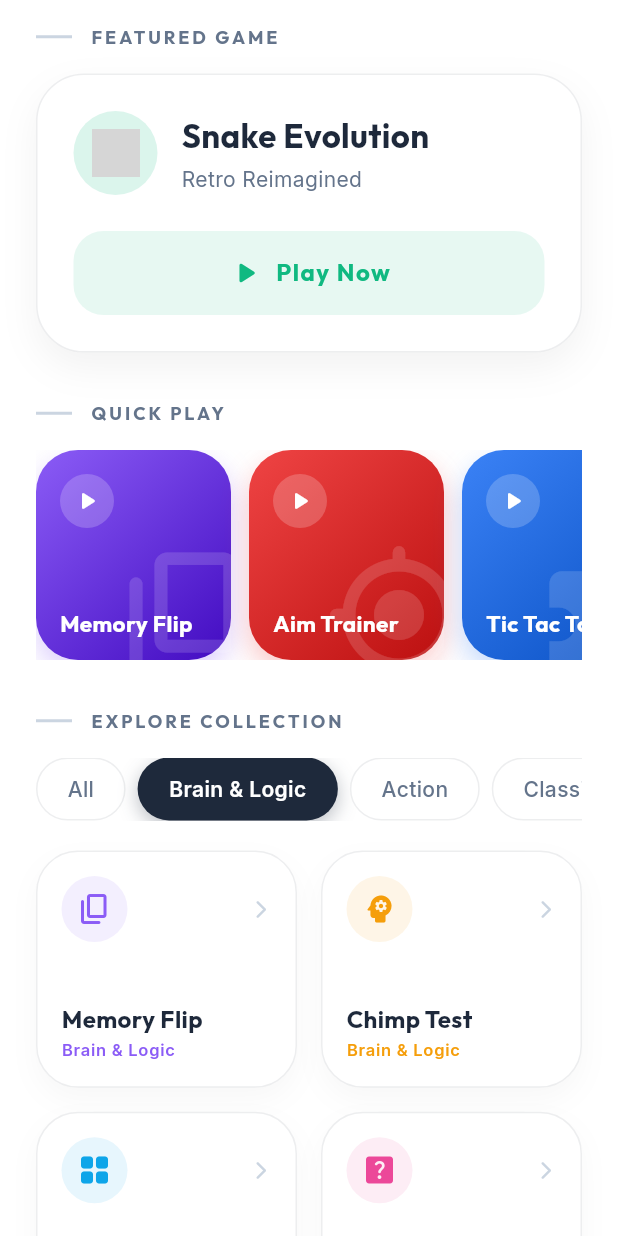
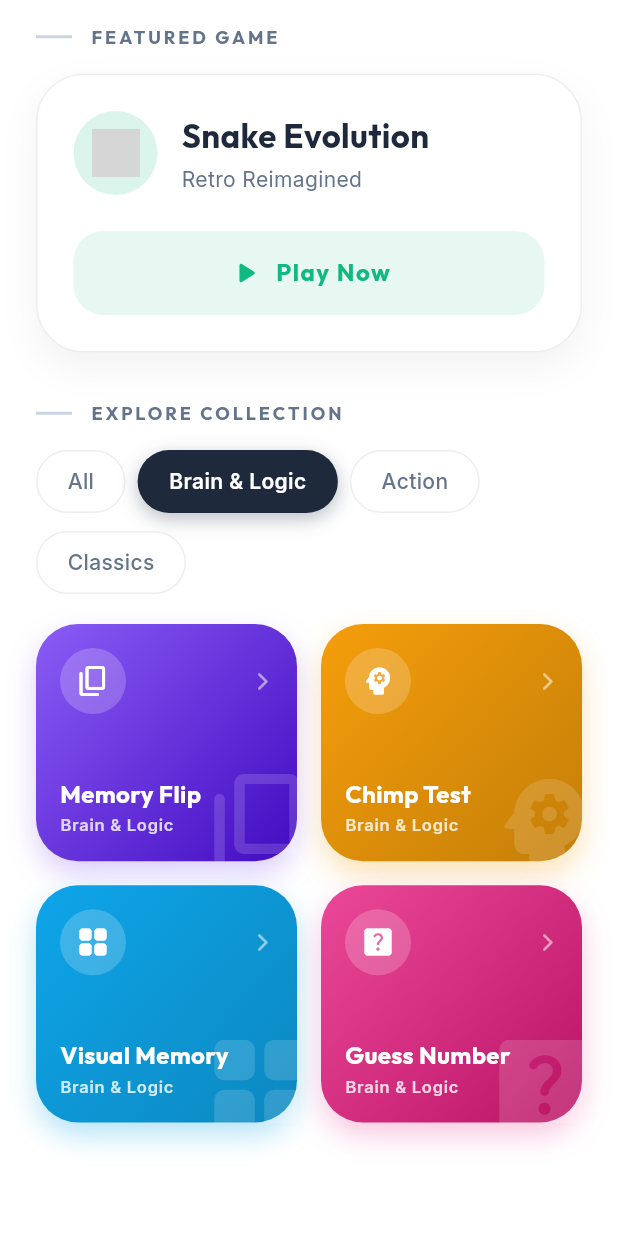
Before and after one commit to Joelrtharakan/AI-Powered-Boredom-Breaker-System-Using-Emotion-Detection-and-Personalized-Activity-Generation, a Flutter app: the GamesScreen screen opened directly, after a tap on "Brain & Logic", on a phone screen of 412 x 824 dp. Run offline on Flutter 3.47's test engine with Material 3 defaults, Android fonts, the phone set to English and light mode, and no system bars; drawn by our look-alikes of flutter_animate; our stand-ins replace dio, fl_chart, flutter_riverpod, flutter_tts, google_fonts, image_picker and 3 more; missing offline and left inert: encrypt; accounts and stored records are empty; network calls fail; grey boxes are pictures that could not be loaded.

Commit message:
style: remove quick play, wrap category chips, and apply quick-play gradients to grid cards in GamesScreen

```diff
--- a/boredom_breaker_mobile/lib/screens/games/games_screen.dart
+++ b/boredom_breaker_mobile/lib/screens/games/games_screen.dart
@@ -144,12 +144,6 @@ class _GamesScreenState extends State<GamesScreen> {
     final featuredGame = allGames.firstWhere(
       (g) => g.title == "Snake Evolution",
     );
-    final quickPlayGames = allGames
-        .where(
-          (g) =>
-              ["Memory Flip", "Aim Trainer", "Tic Tac Toe"].contains(g.title),
-        )
-        .toList();
 
     // Filtered games based on category
     final displayedGames = _selectedCategoryIndex == 0
@@ -175,14 +169,6 @@ class _GamesScreenState extends State<GamesScreen> {
                   .animate()
                   .fadeIn(delay: 200.ms)
                   .scale(begin: const Offset(0.95, 0.95)),
-
-              const SizedBox(height: 32),
-
-              const _SectionTitle(title: "QUICK PLAY"),
-              const SizedBox(height: 16),
-              _buildQuickPlayRow(
-                quickPlayGames,
-              ).animate().fadeIn(delay: 400.ms).slideX(begin: 0.1),
 
               const SizedBox(height: 32),
 
@@ -310,100 +296,13 @@ class _GamesScreenState extends State<GamesScreen> {
     );
   }
 
-  Widget _buildQuickPlayRow(List<GameData> games) {
-    return SizedBox(
-      height: 140,
-      child: ListView.separated(
-        scrollDirection: Axis.horizontal,
-        itemCount: games.length,
-        separatorBuilder: (_, __) => const SizedBox(width: 12),
-        itemBuilder: (context, index) {
-          final game = games[index];
-          return GestureDetector(
-            onTap: () => Navigator.push(
-              context,
-              MaterialPageRoute(builder: (_) => game.screen),
-            ),
-            child: Container(
-              width: 130,
-              decoration: BoxDecoration(
-                borderRadius: BorderRadius.circular(28),
-                gradient: LinearGradient(
-                  begin: Alignment.topLeft,
-                  end: Alignment.bottomRight,
-                  colors: [
-                    game.color,
-                    HSLColor.fromColor(game.color).withLightness(0.4).toColor(),
-                  ],
-                ),
-                boxShadow: [
-                  BoxShadow(
-                    color: game.color.withValues(alpha: 0.3),
-                    blurRadius: 15,
-                    offset: const Offset(0, 8),
-                  ),
-                ],
-              ),
-              child: Stack(
-                children: [
-                  Positioned(
-                    right: -20,
-                    bottom: -20,
-                    child: Icon(
-                      game.icon ?? Icons.extension,
-                      size: 100,
-                      color: Colors.white.withValues(alpha: 0.15),
-                    ),
-                  ),
-                  Padding(
-                    padding: const EdgeInsets.all(16.0),
-                    child: Column(
-                      crossAxisAlignment: CrossAxisAlignment.start,
-                      mainAxisAlignment: MainAxisAlignment.spaceBetween,
-                      children: [
-                        Container(
-                          padding: const EdgeInsets.all(8),
-                          decoration: BoxDecoration(
-                            color: Colors.white.withValues(alpha: 0.2),
-                            shape: BoxShape.circle,
-                          ),
-                          child: const Icon(
-                            Icons.play_arrow_rounded,
-                            color: Colors.white,
-                            size: 20,
-                          ),
-                        ),
-                        Text(
-                          game.title,
-                          style: GoogleFonts.outfit(
-                            color: Colors.white,
-                            fontWeight: FontWeight.bold,
-                            fontSize: 15,
-                            height: 1.1,
-                          ),
-                        ),
-                      ],
-                    ),
-                  ),
-                ],
-              ),
-            ),
-          );
-        },
-      ),
-    );
-  }
-
   Widget _buildCategoryChips() {
-    return SingleChildScrollView(
-      scrollDirection: Axis.horizontal,
-      physics: const BouncingScrollPhysics(),
-      child: Row(
+    return Wrap(
+      spacing: 8.0,
+      runSpacing: 12.0,
       children: List.generate(_categories.length, (index) {
         final isSelected = _selectedCategoryIndex == index;
-          return Padding(
-            padding: const EdgeInsets.only(right: 8),
-            child: GestureDetector(
+        return GestureDetector(
           onTap: () {
             setState(() {
               _selectedCategoryIndex = index;
@@ -411,10 +310,7 @@ class _GamesScreenState extends State<GamesScreen> {
           },
           child: AnimatedContainer(
             duration: const Duration(milliseconds: 300),
-                padding: const EdgeInsets.symmetric(
-                  horizontal: 20,
-                  vertical: 10,
-                ),
+            padding: const EdgeInsets.symmetric(horizontal: 20, vertical: 10),
             decoration: BoxDecoration(
               color: isSelected ? const Color(0xFF1E293B) : Colors.white,
               borderRadius: BorderRadius.circular(100),
@@ -426,9 +322,7 @@ class _GamesScreenState extends State<GamesScreen> {
               boxShadow: isSelected
                   ? [
                       BoxShadow(
-                            color: const Color(
-                              0xFF1E293B,
-                            ).withValues(alpha: 0.3),
+                        color: const Color(0xFF1E293B).withValues(alpha: 0.3),
                         blurRadius: 10,
                         offset: const Offset(0, 4),
                       ),
@@ -444,10 +338,8 @@ class _GamesScreenState extends State<GamesScreen> {
               ),
             ),
           ),
-            ),
         );
       }),
-      ),
     );
   }
 
@@ -486,20 +378,36 @@ class _GamesScreenState extends State<GamesScreen> {
           ),
           child: Container(
             decoration: BoxDecoration(
-              color: Colors.white,
               borderRadius: BorderRadius.circular(28),
-              border: Border.all(
-                color: const Color(0xFF1E293B).withValues(alpha: 0.08),
+              gradient: LinearGradient(
+                begin: Alignment.topLeft,
+                end: Alignment.bottomRight,
+                colors: [
+                  game.color,
+                  HSLColor.fromColor(game.color).withLightness(0.4).toColor(),
+                ],
               ),
               boxShadow: [
                 BoxShadow(
-                  color: Colors.black.withValues(alpha: 0.03),
+                  color: game.color.withValues(alpha: 0.3),
                   blurRadius: 15,
                   offset: const Offset(0, 8),
                 ),
               ],
             ),
-            padding: const EdgeInsets.all(16),
+            child: Stack(
+              children: [
+                Positioned(
+                  right: -15,
+                  bottom: -15,
+                  child: Icon(
+                    game.icon ?? Icons.extension,
+                    size: 80,
+                    color: Colors.white.withValues(alpha: 0.15),
+                  ),
+                ),
+                Padding(
+                  padding: const EdgeInsets.all(16.0),
                   child: Column(
                     crossAxisAlignment: CrossAxisAlignment.start,
                     mainAxisAlignment: MainAxisAlignment.spaceBetween,
@@ -510,7 +418,7 @@ class _GamesScreenState extends State<GamesScreen> {
                           Container(
                             padding: const EdgeInsets.all(10),
                             decoration: BoxDecoration(
-                        color: game.color.withValues(alpha: 0.1),
+                              color: Colors.white.withValues(alpha: 0.2),
                               shape: BoxShape.circle,
                             ),
                             child: game.imageUrl != null
@@ -519,17 +427,23 @@ class _GamesScreenState extends State<GamesScreen> {
                                           game.imageUrl!,
                                           width: 24,
                                           height: 24,
+                                          color: Colors.white,
                                         )
                                       : Image.asset(
                                           game.imageUrl!,
                                           width: 24,
                                           height: 24,
+                                          color: Colors.white,
                                         ))
-                          : Icon(game.icon, color: game.color, size: 24),
+                                : Icon(
+                                    game.icon,
+                                    color: Colors.white,
+                                    size: 24,
+                                  ),
                           ),
                           const Icon(
                             Icons.arrow_forward_ios_rounded,
-                      color: Color(0xFFCBD5E1),
+                            color: Colors.white54,
                             size: 14,
                           ),
                         ],
@@ -540,7 +454,7 @@ class _GamesScreenState extends State<GamesScreen> {
                           Text(
                             game.title,
                             style: GoogleFonts.outfit(
-                        color: const Color(0xFF1E293B),
+                              color: Colors.white,
                               fontSize: 16,
                               fontWeight: FontWeight.w700,
                               height: 1.1,
@@ -552,13 +466,16 @@ class _GamesScreenState extends State<GamesScreen> {
                           Text(
                             game.category,
                             style: GoogleFonts.inter(
-                        color: game.color,
+                              color: Colors.white.withValues(alpha: 0.8),
                               fontSize: 11,
                               fontWeight: FontWeight.w600,
                               letterSpacing: 0.5,
                             ),
                           ),
                         ],
+                      ),
+                    ],
+                  ),
                 ),
               ],
             ),
```
Lines whose indentation alone changed are shown as unchanged.
